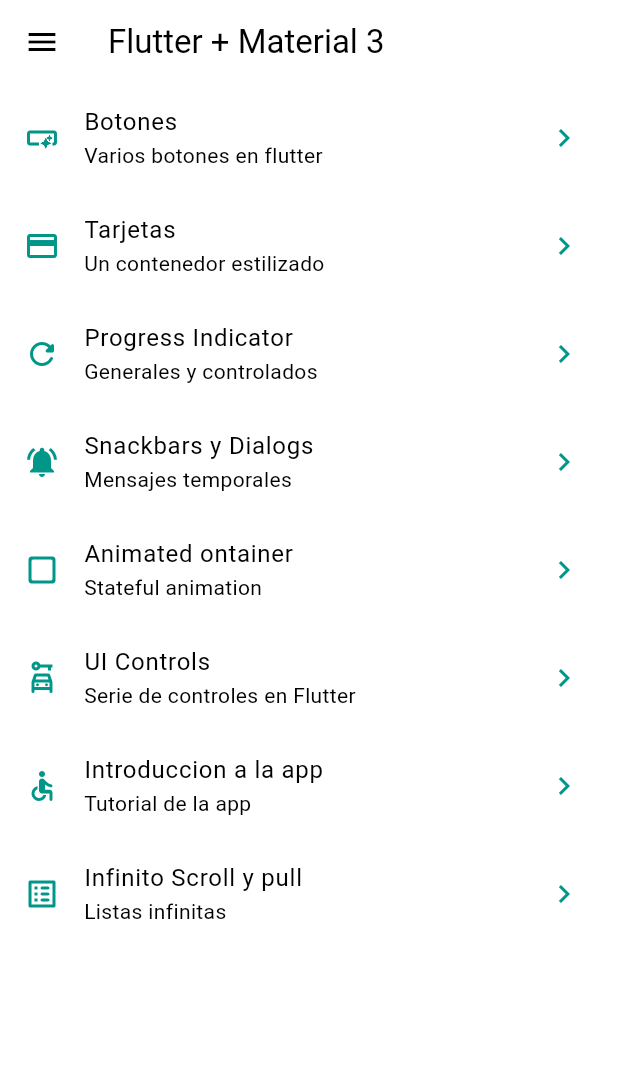
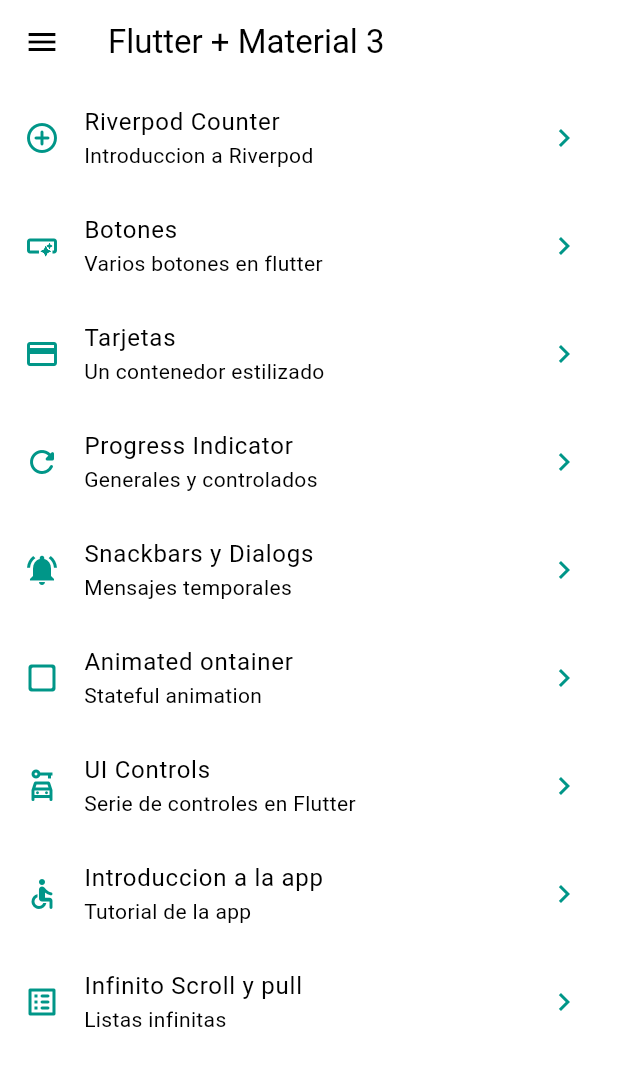
Before and after one commit to GustavoQuispeC/Widgets_App, a Flutter app: the screen it shows after launch, on a phone screen of 412 x 824 dp. Shown: the top 1066 px of the screen. Run offline on Flutter 3.47's test engine with Material 3 defaults, Android fonts, the phone set to English and light mode, and no system bars; our stand-ins replace animate_do, go_router.

Commit message:
implementando riverpod

```diff
--- a/lib/config/menu/menu_items.dart
+++ b/lib/config/menu/menu_items.dart
@@ -14,6 +14,11 @@ class MenuItem {
 }
 
 const appMenuItems = <MenuItem>[
+  MenuItem(
+      title: 'Riverpod Counter',
+      subtitle: 'Introduccion a Riverpod',
+      link: '/counter_screen',
+      icon: Icons.add_circle_outline_rounded),
   MenuItem(
       title: 'Botones',
       subtitle: 'Varios botones en flutter',
--- a/lib/config/router/app_router.dart
+++ b/lib/config/router/app_router.dart
@@ -3,6 +3,11 @@ import 'package:go_router/go_router.dart';
 import '../../presentation/screens/screens.dart';
 
 final appRouter = GoRouter(initialLocation: '/', routes: [
+  GoRoute(
+    path: '/counter_screen',
+    name: CounterScreen.name,
+    builder: (context, state) => const CounterScreen(),
+  ),
   GoRoute(
       path: '/',
       name: HomeScreen.name,
--- a/lib/presentation/screens/screens.dart
+++ b/lib/presentation/screens/screens.dart
@@ -4,6 +4,7 @@ export 'package:widgets_app/presentation/screens/animated/animated_screen.dart';
 export 'package:widgets_app/presentation/screens/app_tutorial/app_tutorial_screen.dart';
 export 'package:widgets_app/presentation/screens/buttons/buttons_screen.dart';
 export 'package:widgets_app/presentation/screens/cards/cards_screen.dart';
+export 'package:widgets_app/presentation/screens/counter_screen/counter_screen.dart';
 export 'package:widgets_app/presentation/screens/home/home_screen.dart';
 export 'package:widgets_app/presentation/screens/infinite_scroll/infinite_scroll_screen.dart';
 export 'package:widgets_app/presentation/screens/progress/progress_screen.dart';
```
Also changed, not shown: lib/presentation/screens/counter_screen/counter_screen.dart (added, +18 -0 lines).
